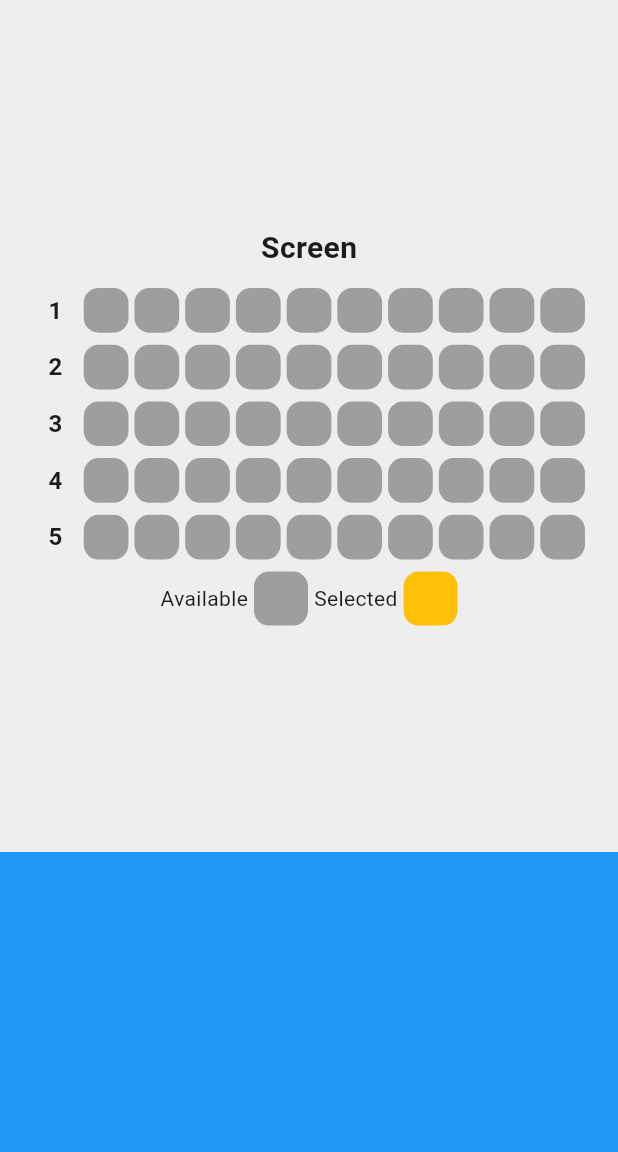
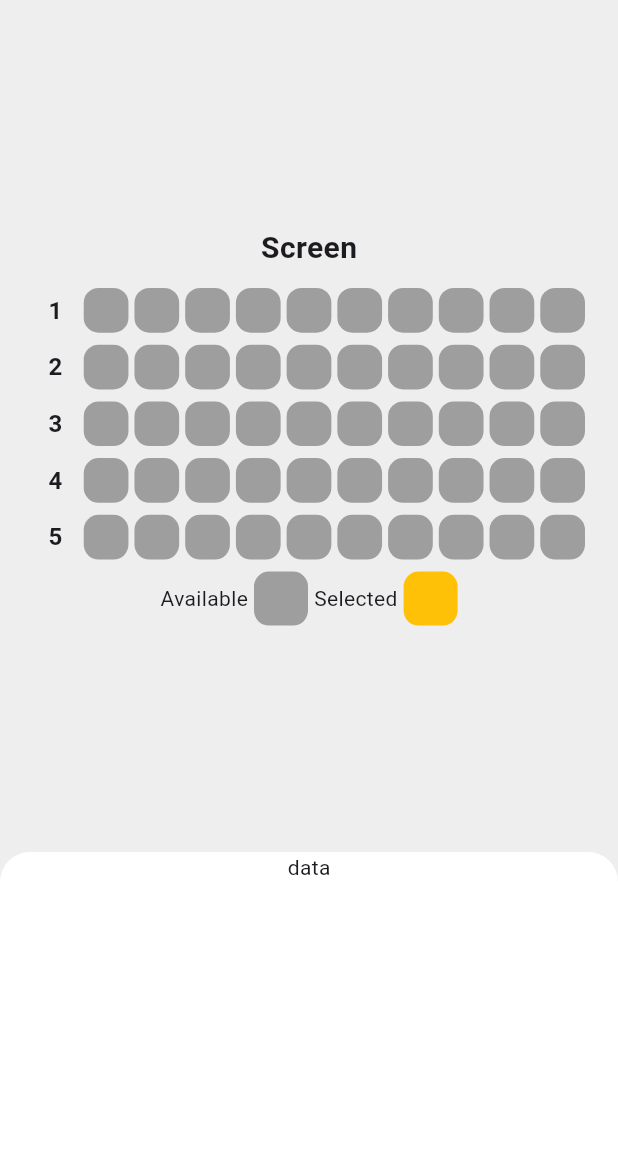
Before and after one commit to hippieperm/flutter_seat_app, a Flutter app: the screen it shows after launch, on a phone screen of 412 x 824 dp, the part 84-1236 px from its top. Run offline on Flutter 3.47's test engine with Material 3 defaults, Android fonts, the phone set to English and light mode, and no system bars.

Commit message:
SeatBottom 위젯 수정: 배경색을 흰색으로 변경하고, 상단 모서리를 둥글게 처리하여 UI 개선 및 자식 위젯 추가

```diff
--- a/lib/seat_bottom.dart
+++ b/lib/seat_bottom.dart
@@ -7,7 +7,16 @@ class SeatBottom extends StatelessWidget {
   Widget build(BuildContext context) {
     return Container(
       height: 200,
-      color: Colors.blue,
+      width: double.infinity,
+      decoration: BoxDecoration(
+        color: Colors.white,
+        borderRadius: BorderRadius.vertical(top: Radius.circular(20)),
+      ),
+      child: Column(
+        children: [
+          Text('data'),
+        ],
+      ),
     );
   }
 }
```
